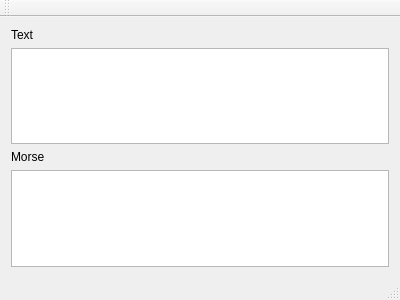
Above: app/mainwindow.ui from codeistpl/Morse before the change. Below: the same form after it.
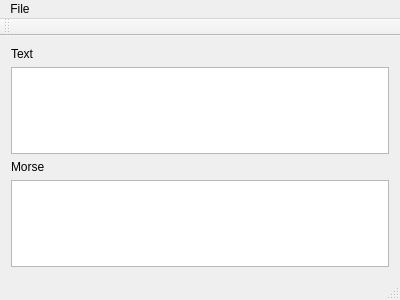
That is the form after the change.

Commit message: files can be loaded

Patch:
```diff
--- a/app/mainwindow.ui
+++ b/app/mainwindow.ui
@@ -46,6 +46,14 @@
      <height>24</height>
     </rect>
    </property>
+   <widget class="QMenu" name="menuFile">
+    <property name="title">
+     <string>File</string>
+    </property>
+    <addaction name="actionLoad_Text"/>
+    <addaction name="actionLoad_Morse"/>
+   </widget>
+   <addaction name="menuFile"/>
   </widget>
   <widget class="QToolBar" name="mainToolBar">
    <attribute name="toolBarArea">
```
Left out of the diff: 10 changed lines with no effect on the pictures. The commit also changes 2 other files.
